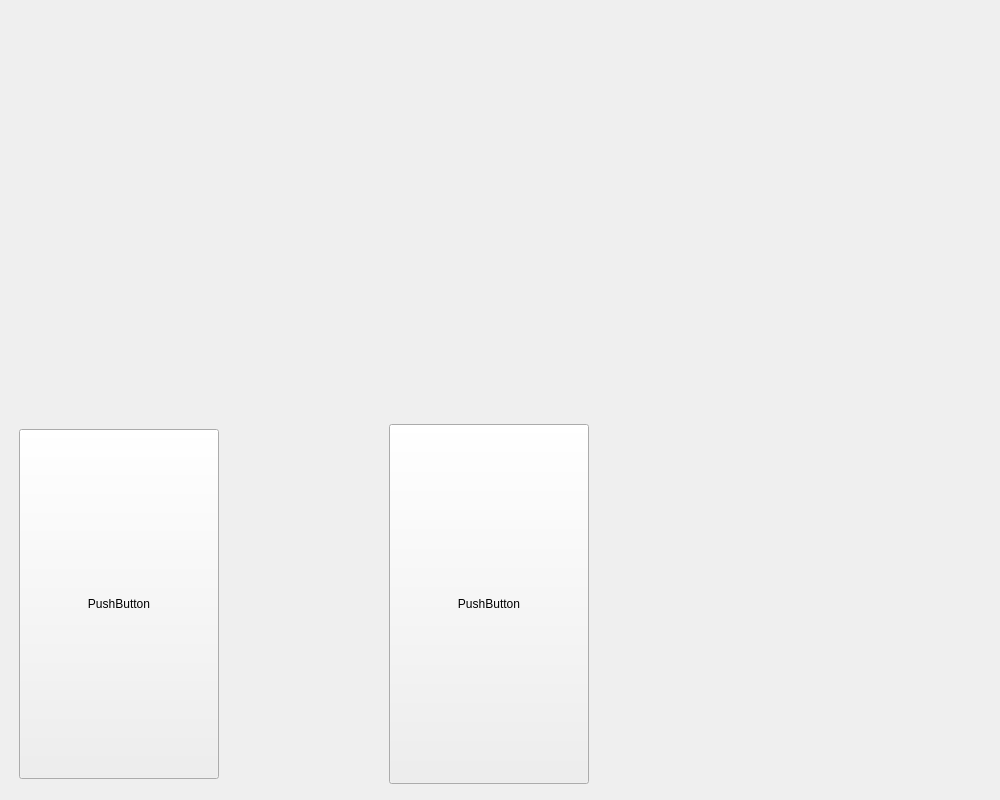
First picture: the form in install.ui, repository Fred-Lght/Light-Installer, before the edit.
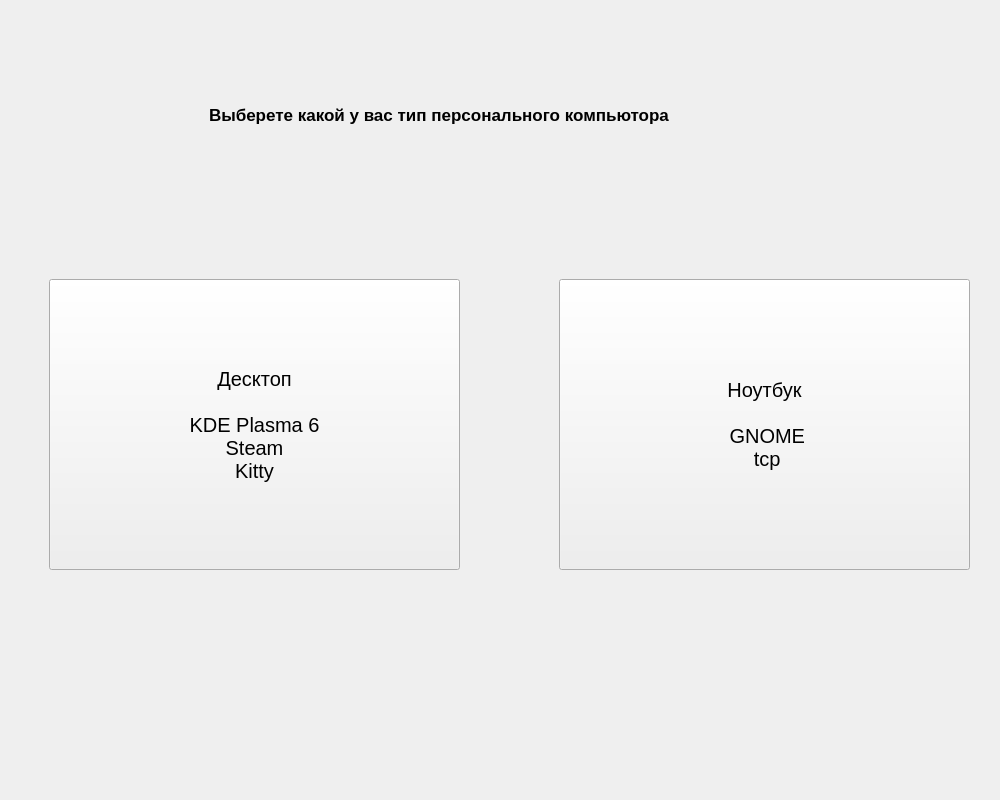
Second picture: the form after the edit.

Commit message: Экран выбора типа десктопа

```diff
--- a/install.ui
+++ b/install.ui
@@ -18,7 +18,7 @@
     <item>
      <widget class="QStackedWidget" name="stackedWidget">
       <property name="currentIndex">
-       <number>1</number>
+       <number>3</number>
       </property>
       <widget class="QWidget" name="page_1">
        <widget class="QLabel" name="welcomeLabel">
@@ -53,6 +53,34 @@
         </property>
        </widget>
       </widget>
+      <widget class="QWidget" name="page">
+       <widget class="QPushButton" name="pushButton_3">
+        <property name="geometry">
+         <rect>
+          <x>20</x>
+          <y>529</y>
+          <width>200</width>
+          <height>241</height>
+         </rect>
+        </property>
+        <property name="text">
+         <string>PushButton</string>
+        </property>
+       </widget>
+       <widget class="QPushButton" name="pushButton_4">
+        <property name="geometry">
+         <rect>
+          <x>770</x>
+          <y>530</y>
+          <width>200</width>
+          <height>241</height>
+         </rect>
+        </property>
+        <property name="text">
+         <string>PushButton</string>
+        </property>
+       </widget>
+      </widget>
       <widget class="QWidget" name="page_2">
        <widget class="QPushButton" name="disk_1">
         <property name="geometry">
@@ -78,6 +106,83 @@
         </property>
         <property name="text">
          <string>PushButton</string>
+        </property>
+       </widget>
+       <widget class="QPushButton" name="pushButton_5">
+        <property name="geometry">
+         <rect>
+          <x>760</x>
+          <y>420</y>
+          <width>200</width>
+          <height>360</height>
+         </rect>
+        </property>
+        <property name="text">
+         <string>PushButton</string>
+        </property>
+       </widget>
+      </widget>
+      <widget class="QWidget" name="page_3">
+       <widget class="QPushButton" name="pushButton_6">
+        <property name="geometry">
+         <rect>
+          <x>40</x>
+          <y>270</y>
+          <width>411</width>
+          <height>291</height>
+         </rect>
+        </property>
+        <property name="font">
+         <font>
+          <pointsize>15</pointsize>
+         </font>
+        </property>
+        <property name="text">
+         <string>Десктоп 
+ 
+KDE Plasma 6
+Steam
+Kitty</string>
+        </property>
+       </widget>
+       <widget class="QPushButton" name="pushButton_7">
+        <property name="geometry">
+         <rect>
+          <x>550</x>
+          <y>270</y>
+          <width>411</width>
+          <height>291</height>
+         </rect>
+        </property>
+        <property name="font">
+         <font>
+          <pointsize>15</pointsize>
+         </font>
+        </property>
+        <property name="text">
+         <string>Ноутбук 
+ 
+ GNOME 
+ tcp</string>
+        </property>
+       </widget>
+       <widget class="QLabel" name="label">
+        <property name="geometry">
+         <rect>
+          <x>200</x>
+          <y>40</y>
+          <width>571</width>
+          <height>131</height>
+         </rect>
+        </property>
+        <property name="font">
+         <font>
+          <pointsize>13</pointsize>
+          <bold>true</bold>
+         </font>
+        </property>
+        <property name="text">
+         <string>Выберете какой у вас тип персонального компьютора</string>
         </property>
        </widget>
       </widget>
```
